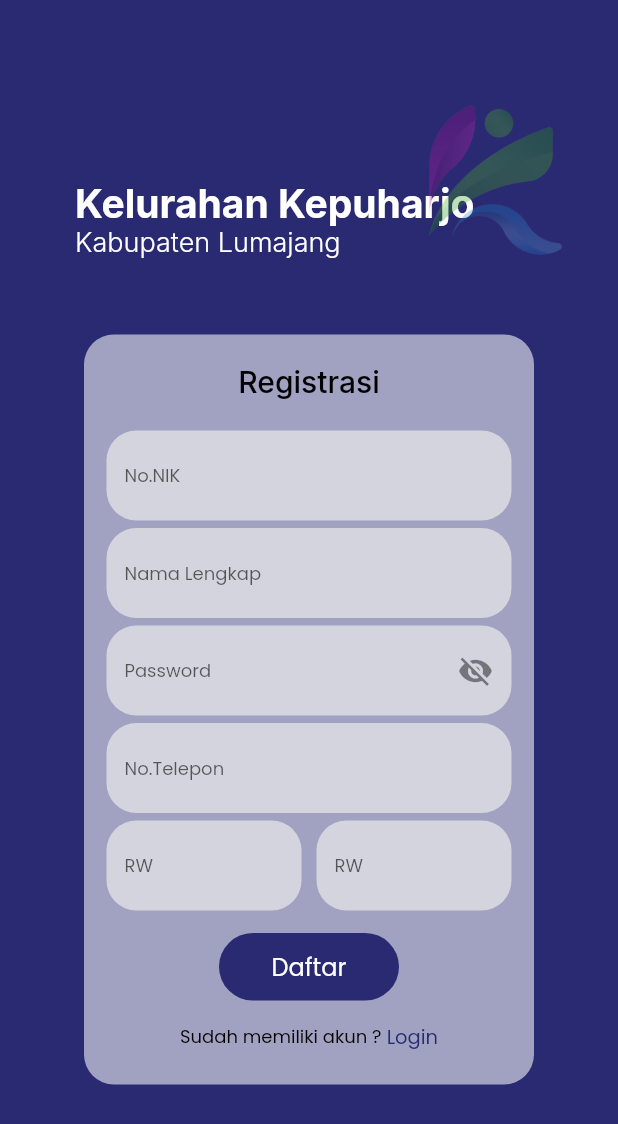
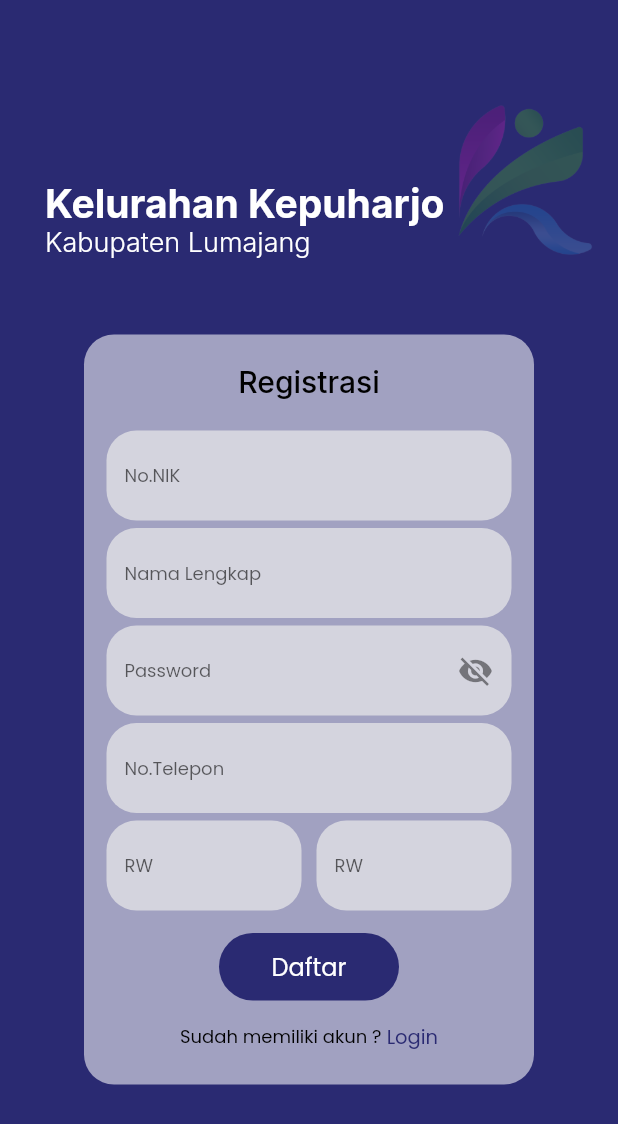
Before and after one commit to KelurahanKepuharjo/Mobile_App_Kelurahan_Kepuharjo, a Flutter app: the screen it shows after launch, after a tap on "Registrasi", on a phone screen of 412 x 824 dp. Shown: the top 1124 px of the screen. Run offline on Flutter 3.47's test engine with Material 2 defaults, Android fonts, the phone set to English and light mode, and no system bars; our stand-ins replace awesome_dialog, awesome_snackbar_content, flutter_spinkit, fluttertoast, get, google_fonts and 4 more; missing offline and left inert: android_intent_plus, random_color.

Commit message:
change padding

```diff
--- a/lib/Screen/Login/appearance_login.dart
+++ b/lib/Screen/Login/appearance_login.dart
@@ -19,7 +19,7 @@ class _AppeareaceLoginState extends State<AppeareaceLogin> {
       backgroundColor: appColor,
       body: SingleChildScrollView(
         child: Padding(
-          padding: const EdgeInsets.all(20),
+          padding: const EdgeInsets.symmetric(vertical: 20),
           child: Center(
             child: Column(
               mainAxisAlignment: MainAxisAlignment.center,
--- a/lib/Screen/Register/appearance_register.dart
+++ b/lib/Screen/Register/appearance_register.dart
@@ -17,7 +17,7 @@ class _AppearanceRegisterState extends State<AppearanceRegister> {
       backgroundColor: appColor,
       body: SingleChildScrollView(
         child: Padding(
-          padding: const EdgeInsets.all(20),
+          padding: const EdgeInsets.symmetric(vertical: 20),
           child: Center(
             child: Column(
               mainAxisAlignment: MainAxisAlignment.center,
```
